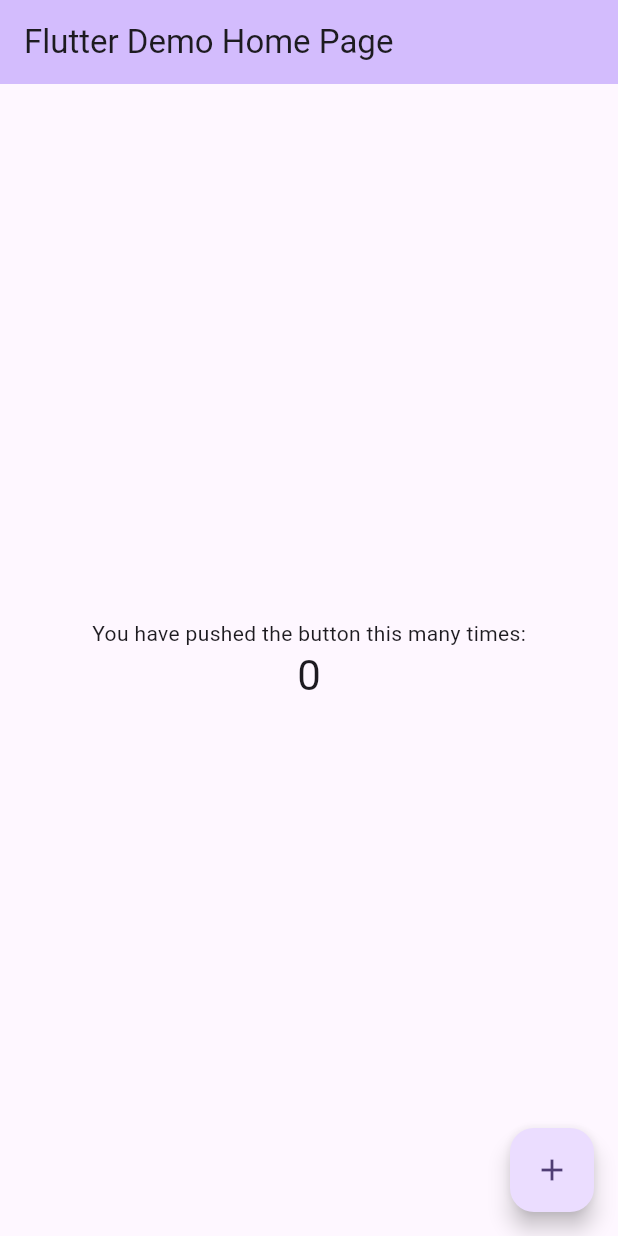
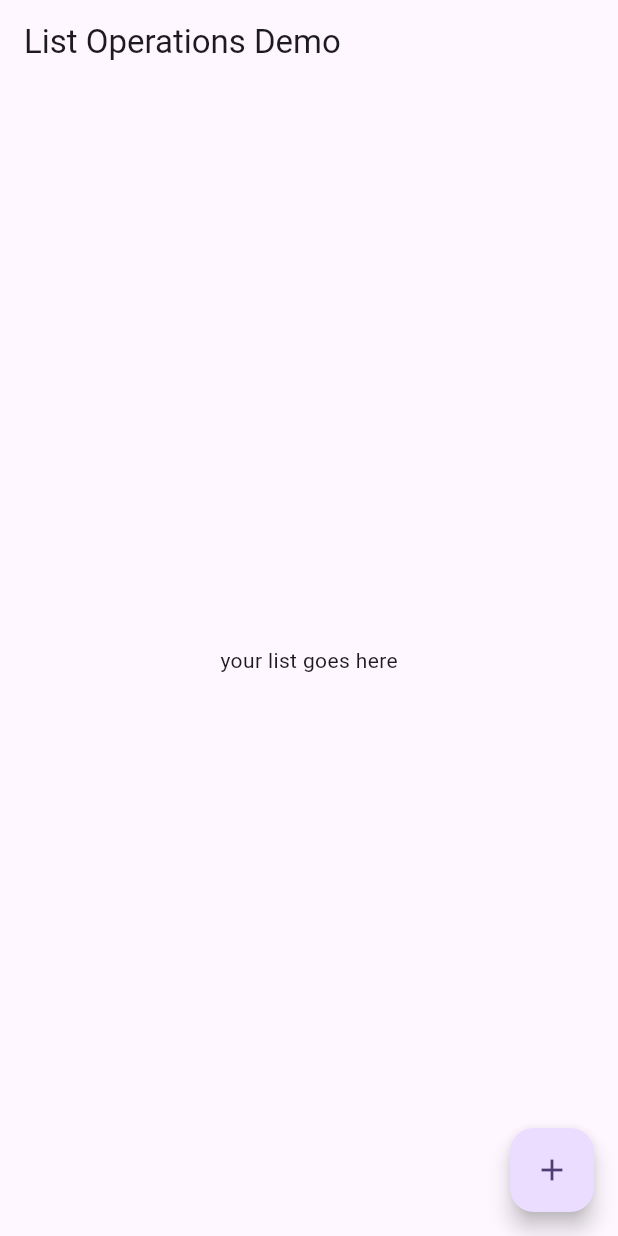
Before and after one commit to Saicharan-R25/add_delete_data_from_list_bloc, a Flutter app: the screen it shows after launch, on a phone screen of 412 x 824 dp. Run offline on Flutter 3.47's test engine with Material 3 defaults, Android fonts, the phone set to English and light mode, and no system bars; our stand-ins replace bloc.

Commit message:
created list bloc and basic list screen

```diff
--- /dev/null
+++ b/lib/blocs/list_bloc/listoperation_event.dart
@@ -0,0 +1,4 @@
+part of 'listoperation_bloc.dart';
+
+@immutable
+sealed class ListoperationEvent {}
--- /dev/null
+++ b/lib/blocs/list_bloc/listoperation_state.dart
@@ -0,0 +1,6 @@
+part of 'listoperation_bloc.dart';
+
+@immutable
+sealed class ListoperationState {}
+
+final class ListoperationInitial extends ListoperationState {}
--- /dev/null
+++ b/lib/listscreen.dart
@@ -0,0 +1,16 @@
+import 'package:flutter/material.dart';
+class Listscreen extends StatelessWidget {
+  const Listscreen({Key? key}) : super(key: key);
+
+  @override
+  Widget build(BuildContext context) {
+    return Scaffold(
+      appBar: AppBar(title: Text("List Operations Demo"),),
+      body: Center(child: Text("your list goes here"),),
+      floatingActionButton: FloatingActionButton(
+        onPressed: () {  },
+        child: Icon(Icons.add),
+      ),
+    );
+  }
+}
--- a/lib/main.dart
+++ b/lib/main.dart
@@ -1,4 +1,5 @@
 import 'package:flutter/material.dart';
+import 'listscreen.dart';
 
 void main() {
   runApp(const MyApp());
@@ -7,119 +8,17 @@
 class MyApp extends StatelessWidget {
   const MyApp({super.key});
 
-  // This widget is the root of your application.
+
   @override
   Widget build(BuildContext context) {
     return MaterialApp(
       title: 'Flutter Demo',
       theme: ThemeData(
-        // This is the theme of your application.
-        //
-        // TRY THIS: Try running your application with "flutter run". You'll see
-        // the application has a purple toolbar. Then, without quitting the app,
-        // try changing the seedColor in the colorScheme below to Colors.green
-        // and then invoke "hot reload" (save your changes or press the "hot
-        // reload" button in a Flutter-supported IDE, or press "r" if you used
-        // the command line to start the app).
-        //
-        // Notice that the counter didn't reset back to zero; the application
-        // state is not lost during the reload. To reset the state, use hot
-        // restart instead.
-        //
-        // This works for code too, not just values: Most code changes can be
-        // tested with just a hot reload.
+
         colorScheme: ColorScheme.fromSeed(seedColor: Colors.deepPurple),
         useMaterial3: true,
       ),
-      home: const MyHomePage(title: 'Flutter Demo Home Page'),
+     home: Listscreen(),
     );
   }
 }
-
-class MyHomePage extends StatefulWidget {
-  const MyHomePage({super.key, required this.title});
-
-  // This widget is the home page of your application. It is stateful, meaning
-  // that it has a State object (defined below) that contains fields that affect
-  // how it looks.
-
-  // This class is the configuration for the state. It holds the values (in this
-  // case the title) provided by the parent (in this case the App widget) and
-  // used by the build method of the State. Fields in a Widget subclass are
-  // always marked "final".
-
-  final String title;
-
-  @override
-  State<MyHomePage> createState() => _MyHomePageState();
-}
-
-class _MyHomePageState extends State<MyHomePage> {
-  int _counter = 0;
-
-  void _incrementCounter() {
-    setState(() {
-      // This call to setState tells the Flutter framework that something has
-      // changed in this State, which causes it to rerun the build method below
-      // so that the display can reflect the updated values. If we changed
-      // _counter without calling setState(), then the build method would not be
-      // called again, and so nothing would appear to happen.
-      _counter++;
-    });
-  }
-
-  @override
-  Widget build(BuildContext context) {
-    // This method is rerun every time setState is called, for instance as done
-    // by the _incrementCounter method above.
-    //
-    // The Flutter framework has been optimized to make rerunning build methods
-    // fast, so that you can just rebuild anything that needs updating rather
-    // than having to individually change instances of widgets.
-    return Scaffold(
-      appBar: AppBar(
-        // TRY THIS: Try changing the color here to a specific color (to
-        // Colors.amber, perhaps?) and trigger a hot reload to see the AppBar
-        // change color while the other colors stay the same.
-        backgroundColor: Theme.of(context).colorScheme.inversePrimary,
-        // Here we take the value from the MyHomePage object that was created by
-        // the App.build method, and use it to set our appbar title.
-        title: Text(widget.title),
-      ),
-      body: Center(
-        // Center is a layout widget. It takes a single child and positions it
-        // in the middle of the parent.
-        child: Column(
-          // Column is also a layout widget. It takes a list of children and
-          // arranges them vertically. By default, it sizes itself to fit its
-          // children horizontally, and tries to be as tall as its parent.
-          //
-          // Column has various properties to control how it sizes itself and
-          // how it positions its children. Here we use mainAxisAlignment to
-          // center the children vertically; the main axis here is the vertical
-          // axis because Columns are vertical (the cross axis would be
-          // horizontal).
-          //
-          // TRY THIS: Invoke "debug painting" (choose the "Toggle Debug Paint"
-          // action in the IDE, or press "p" in the console), to see the
-          // wireframe for each widget.
-          mainAxisAlignment: MainAxisAlignment.center,
-          children: <Widget>[
-            const Text(
-              'You have pushed the button this many times:',
-            ),
-            Text(
-              '$_counter',
-              style: Theme.of(context).textTheme.headlineMedium,
-            ),
-          ],
-        ),
-      ),
-      floatingActionButton: FloatingActionButton(
-        onPressed: _incrementCounter,
-        tooltip: 'Increment',
-        child: const Icon(Icons.add),
-      ), // This trailing comma makes auto-formatting nicer for build methods.
-    );
-  }
-}
```
Also changed, not shown: lib/blocs/list_bloc/listoperation_bloc.dart (added, +13 -0 lines).
